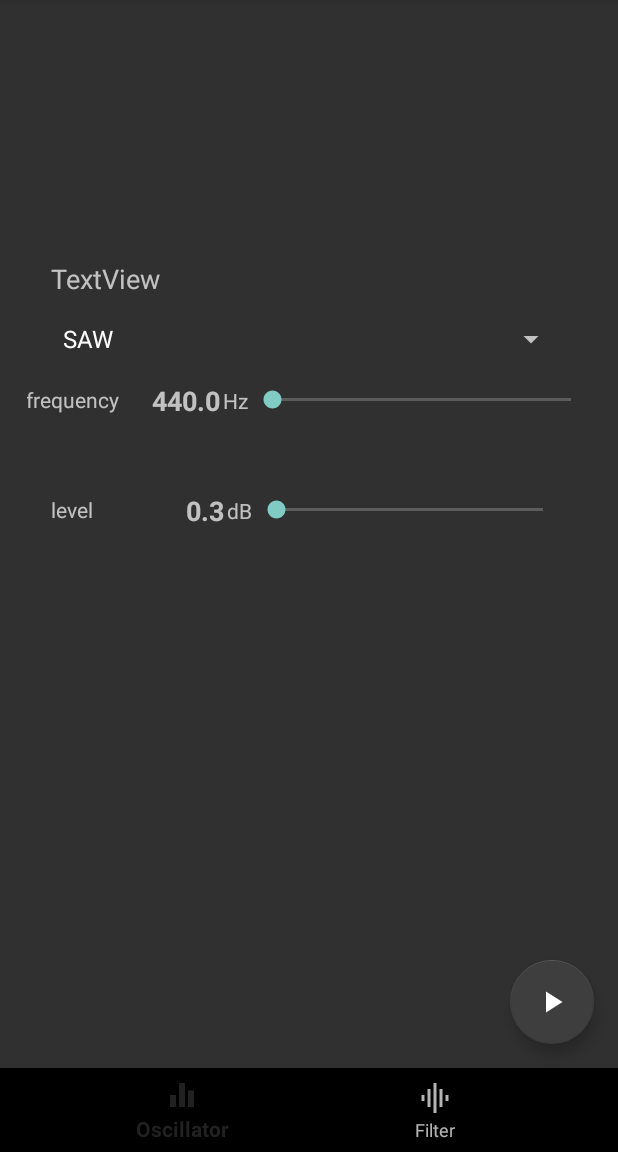
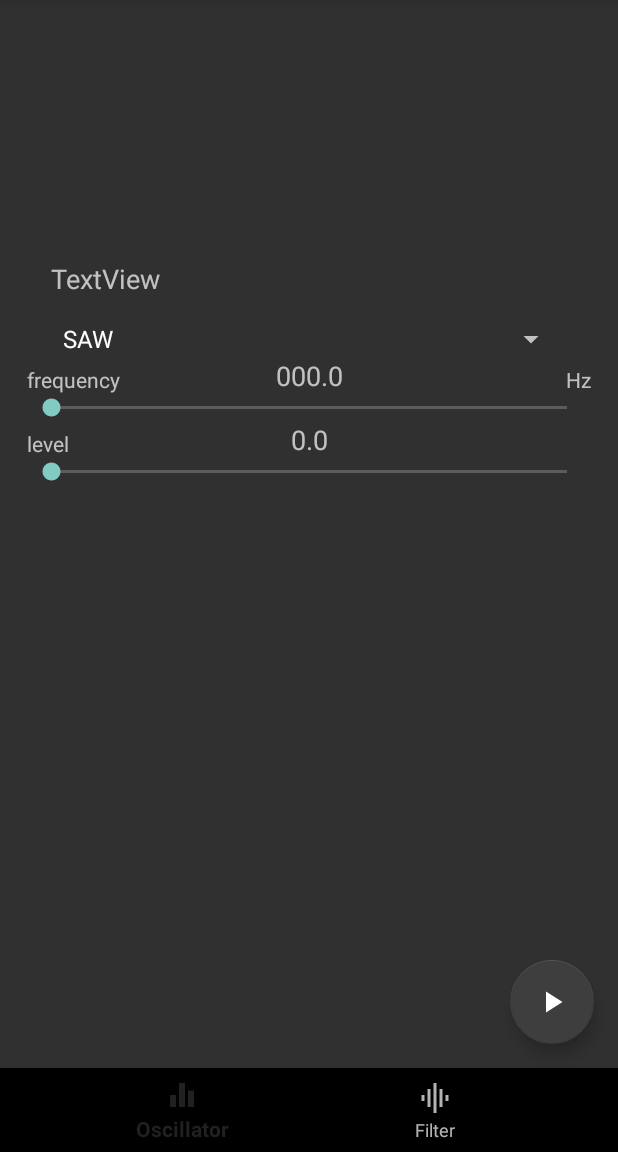
Before and after one commit to covercash2/hear, an Android app: the screen it shows after launch (MainActivity), on a phone screen of 412 x 824 dp, the part 84-1236 px from its top. Run offline under Robolectric (Android 15) with nearby library versions, the light colour scheme and no system bars; 13 statements that could not run were skipped.

Commit message:
flatten ui hierarchy

```diff
--- a/AaudioTests/app/src/main/java/dev/covercash/aaudiotests/audio/oscillator/OscillatorFragment.kt
+++ b/AaudioTests/app/src/main/java/dev/covercash/aaudiotests/audio/oscillator/OscillatorFragment.kt
@@ -1,5 +1,6 @@
 package dev.covercash.aaudiotests.audio.oscillator
 
+import android.annotation.SuppressLint
 import android.os.Bundle
 import android.util.Log
 import android.view.LayoutInflater
@@ -7,15 +8,20 @@ import android.view.View
 import android.view.ViewGroup
 import android.widget.AdapterView
 import android.widget.ArrayAdapter
+import android.widget.SeekBar
 import androidx.fragment.app.Fragment
 import androidx.lifecycle.Observer
 import androidx.lifecycle.ViewModelProviders
+import dev.covercash.aaudiotests.DECIMAL_FLOAT_FORMAT
 import dev.covercash.aaudiotests.Note
 import dev.covercash.aaudiotests.R
 import dev.covercash.aaudiotests.audio.AudioEngineModel
 import dev.covercash.aaudiotests.jni.WaveShape
 import dev.covercash.aaudiotests.noteFromFrequency
 import dev.covercash.aaudiotests.view.NotePickerDialog
+import dev.covercash.aaudiotests.view.unit_slider.FloatRange
+import dev.covercash.aaudiotests.view.unit_slider.SLIDER_MAX
+import dev.covercash.aaudiotests.view.unit_slider.SLIDER_MIN
 import dev.covercash.aaudiotests.view.unit_slider.UnitDialog
 import kotlinx.android.synthetic.main.oscillator_fragment.*
 import kotlinx.android.synthetic.main.oscillator_fragment.view.*
@@ -23,6 +29,7 @@ import kotlinx.android.synthetic.main.oscillator_fragment.view.*
 class OscillatorFragment : Fragment() {
     private val TAG = this.javaClass.simpleName
 
+    @SuppressLint("SetTextI18n")
     private fun setUpViews(view: View) {
         val model = activity?.run {
             ViewModelProviders
@@ -67,14 +74,19 @@ class OscillatorFragment : Fragment() {
 
         val fragManager = fragmentManager!!
 
+        val frequencyRange = FloatRange(model.frequencyMin, model.frequencyMax)
+        val levelRange = FloatRange(0f, 1f)
+
         model.observeFrequency(this, Observer { freq ->
             Log.d(TAG, "observed new frequency: $freq")
-            frequency_slider.setValue(freq)
+            frequency_seek_bar.progress = frequencyRange.positionOf(freq)
+            frequency_value_text.text = DECIMAL_FLOAT_FORMAT.format(freq)
             setNoteName(freq)
         })
 
         model.observeLevel(this, Observer { level ->
-            level_slider.setValue(level)
+            level_seek_bar.progress = levelRange.positionOf(level)
+            level_value_text.text = DECIMAL_FLOAT_FORMAT.format(level)
         })
 
         model.observeWaveShape(this, Observer { shape ->
@@ -110,13 +122,31 @@ class OscillatorFragment : Fragment() {
             }
         }
 
-        view.frequency_slider!!.apply {
-            model.frequency = this.default
-            setValue(model.frequency)
-            onValueChangedListener = { freq ->
-                setFrequency(freq)
+        view.frequency_seek_bar!!.apply {
+            progress = frequencyRange.positionOf(model.frequency)
+
+            min = SLIDER_MIN
+            max = SLIDER_MAX
+
+            setOnSeekBarChangeListener(object : SeekBar.OnSeekBarChangeListener {
+                override fun onStartTrackingTouch(seekBar: SeekBar?) { /* nothing? */ }
+                override fun onStopTrackingTouch(seekBar: SeekBar?) { /* nothing? */ }
+
+                override fun onProgressChanged(
+                    seekBar: SeekBar?,
+                    progress: Int,
+                    fromUser: Boolean
+                ) {
+                    if (fromUser) {
+                        val scaledData = frequencyRange.valueOf(progress)
+                        view.frequency_value_text.text = DECIMAL_FLOAT_FORMAT.format(scaledData)
+                        model.frequency = scaledData
                     }
-            onFieldClick = {
+                }
+            })
+        }
+
+        view.frequency_value_text.setOnClickListener {
             UnitDialog("frequency") { dialog, s ->
                 validateStringFrequency(s)
                     .onSuccess { f ->
@@ -129,14 +159,32 @@ class OscillatorFragment : Fragment() {
             }
                 .show(fragManager, "Frequency Dialog")
         }
+
+        view.level_seek_bar!!.apply {
+
+            min = SLIDER_MIN
+            max = SLIDER_MAX
+
+            progress = levelRange.positionOf(model.level)
+            setOnSeekBarChangeListener(object : SeekBar.OnSeekBarChangeListener {
+                override fun onStartTrackingTouch(seekBar: SeekBar?) { /* nothing? */ }
+                override fun onStopTrackingTouch(seekBar: SeekBar?) { /* nothing? */ }
+
+                override fun onProgressChanged(
+                    seekBar: SeekBar?,
+                    progress: Int,
+                    fromUser: Boolean
+                ) {
+                    if (fromUser) {
+                        val scaledData = levelRange.valueOf(progress)
+                        view.level_value_text.text = DECIMAL_FLOAT_FORMAT.format(scaledData)
+                        model.level = scaledData
+                    }
+                }
+            })
         }
 
-        view.level_slider!!.apply {
-            setValue(model.level)
-            onValueChangedListener = { newLevel ->
-                model.level = newLevel
-            }
-        }
+        view.level_value_text!!.text = DECIMAL_FLOAT_FORMAT.format(model.level)
 
         view.note_name!!.apply {
             text = noteFromFrequency(model.frequency).toString()
--- a/AaudioTests/app/src/main/java/dev/covercash/aaudiotests/util.kt
+++ b/AaudioTests/app/src/main/java/dev/covercash/aaudiotests/util.kt
@@ -6,6 +6,8 @@ import dev.covercash.aaudiotests.jni.NativeAudio
 import kotlin.Result.Companion.failure
 
 const val CONFIG_ERROR = "config error"
+
+const val DECIMAL_FLOAT_FORMAT = "%.1f"
 
 fun <T> defaultTag(clazz: Class<T>): String {
     return clazz.simpleName
--- a/AaudioTests/app/src/main/java/dev/covercash/aaudiotests/view/unit_slider/UnitSlider.kt
+++ b/AaudioTests/app/src/main/java/dev/covercash/aaudiotests/view/unit_slider/UnitSlider.kt
@@ -26,6 +26,12 @@ data class FloatRange(
     override val max: Float
 ): Range<Float> {
     override val increment = (max - min) / (SLIDER_MAX - SLIDER_MIN)
+
+    fun positionOf(v: Float): Int =
+        ((v - min) / increment).toInt()
+
+    fun valueOf(position: Int): Float =
+        min + position * increment
 
     override fun toSeekBarMaximum(): Int =
         ((max - min) / increment).toInt()
--- a/AaudioTests/app/src/main/res/layout/oscillator_fragment.xml
+++ b/AaudioTests/app/src/main/res/layout/oscillator_fragment.xml
@@ -1,6 +1,7 @@
 <?xml version="1.0" encoding="utf-8"?>
 <androidx.constraintlayout.widget.ConstraintLayout xmlns:android="http://schemas.android.com/apk/res/android"
     xmlns:app="http://schemas.android.com/apk/res-auto"
+    xmlns:tools="http://schemas.android.com/tools"
     android:id="@+id/oscillator_layout"
     android:layout_width="match_parent"
     android:layout_height="match_parent"
@@ -25,32 +26,65 @@
         app:layout_constraintStart_toStartOf="parent"
         app:layout_constraintTop_toBottomOf="@+id/note_name" />
 
-    <dev.covercash.aaudiotests.view.unit_slider.FloatSlider
-        android:id="@+id/frequency_slider"
-        android:layout_width="379dp"
+    <SeekBar
+        android:id="@+id/frequency_seek_bar"
+        android:layout_width="0dp"
         android:layout_height="wrap_content"
         app:layout_constraintEnd_toEndOf="parent"
         app:layout_constraintStart_toStartOf="parent"
-        app:layout_constraintTop_toBottomOf="@+id/wave_shape_spinner"
-        app:us_default_value="440"
-        app:us_max="1902.13"
-        app:us_min="16.35"
-        app:us_name="frequency"
-        app:us_unit="Hz" />
+        app:layout_constraintTop_toBottomOf="@+id/frequency_value_text" />
 
-    <dev.covercash.aaudiotests.view.unit_slider.FloatSlider
-        android:id="@+id/level_slider"
+    <TextView
+        android:id="@+id/frequency_label"
+        android:layout_width="wrap_content"
+        android:layout_height="wrap_content"
+        android:text="frequency"
+        app:layout_constraintBottom_toBottomOf="@+id/frequency_value_text"
+        app:layout_constraintStart_toStartOf="parent" />
+
+    <TextView
+        android:id="@+id/frequency_value_text"
+        android:layout_width="wrap_content"
+        android:layout_height="wrap_content"
+        android:text="000.0"
+        android:textAppearance="@style/TextAppearance.AppCompat.Medium"
+        app:layout_constraintEnd_toEndOf="parent"
+        app:layout_constraintStart_toStartOf="parent"
+        app:layout_constraintTop_toBottomOf="@+id/wave_shape_spinner" />
+
+    <TextView
+        android:id="@+id/frequency_unit_text"
+        android:layout_width="wrap_content"
+        android:layout_height="wrap_content"
+        android:text="Hz"
+        app:layout_constraintBottom_toBottomOf="@+id/frequency_value_text"
+        app:layout_constraintEnd_toEndOf="parent" />
+
+    <TextView
+        android:id="@+id/level_value_text"
+        android:layout_width="wrap_content"
+        android:layout_height="wrap_content"
+        android:text="0.0"
+        android:textAppearance="@style/TextAppearance.AppCompat.Medium"
+        app:layout_constraintEnd_toEndOf="parent"
+        app:layout_constraintStart_toStartOf="parent"
+        app:layout_constraintTop_toBottomOf="@+id/frequency_seek_bar" />
+
+    <SeekBar
+        android:id="@+id/level_seek_bar"
         android:layout_width="0dp"
         android:layout_height="wrap_content"
-        android:layout_margin="16dp"
         app:layout_constraintEnd_toEndOf="parent"
         app:layout_constraintStart_toStartOf="parent"
-        app:layout_constraintTop_toBottomOf="@+id/frequency_slider"
-        app:us_default_value="0.3"
-        app:us_max="1.0"
-        app:us_min="0.0"
-        app:us_name="level"
-        app:us_unit="dB" />
+        app:layout_constraintTop_toBottomOf="@+id/level_value_text" />
+
+    <TextView
+        android:id="@+id/level_label"
+        android:layout_width="wrap_content"
+        android:layout_height="wrap_content"
+        android:text="level"
+        app:layout_constraintBottom_toBottomOf="@+id/level_value_text"
+        app:layout_constraintStart_toStartOf="parent" />
 
 
 </androidx.constraintlayout.widget.ConstraintLayout>
```
Lines whose indentation alone changed are shown as unchanged.
